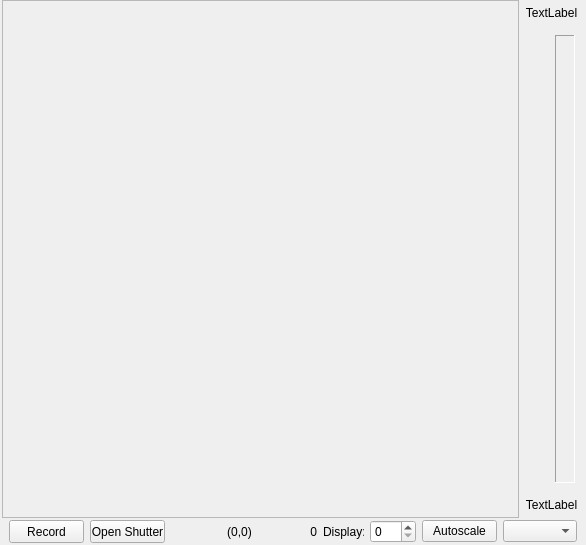
Before: the Qt Designer form hal4000/qtdesigner/camera-display.ui in ZhuangLab/storm-control, drawn with Qt 5.
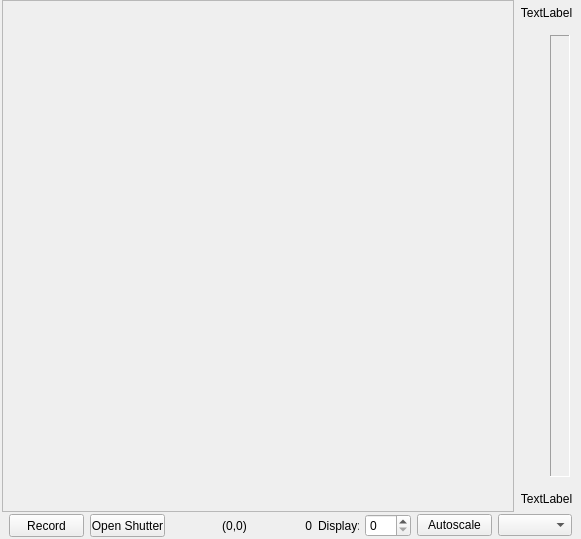
After: the same form once the commit is applied.

Commit message: Fix bug in IdleActive caused by a class variable having the same name as a class method. Change camera-display.ui so that encompassing frame is the right size & that the cameraScrollArea is 512 x 512. Change hal4000.ui so that cameraFrame is the right size for camera-display.ui. Remove cameraFrameWidget.

```diff
--- a/hal4000/qtdesigner/camera-display.ui
+++ b/hal4000/qtdesigner/camera-display.ui
@@ -6,8 +6,8 @@
    <rect>
     <x>0</x>
     <y>0</y>
-    <width>586</width>
-    <height>545</height>
+    <width>581</width>
+    <height>539</height>
    </rect>
   </property>
   <property name="windowTitle">
@@ -58,6 +58,12 @@
       </property>
       <item>
        <widget class="QScrollArea" name="cameraScrollArea">
+        <property name="minimumSize">
+         <size>
+          <width>512</width>
+          <height>512</height>
+         </size>
+        </property>
         <property name="widgetResizable">
          <bool>true</bool>
         </property>
@@ -66,8 +72,8 @@
           <rect>
            <x>0</x>
            <y>0</y>
-           <width>515</width>
-           <height>516</height>
+           <width>508</width>
+           <height>508</height>
           </rect>
          </property>
         </widget>
```
The commit also changes 2 other files.
